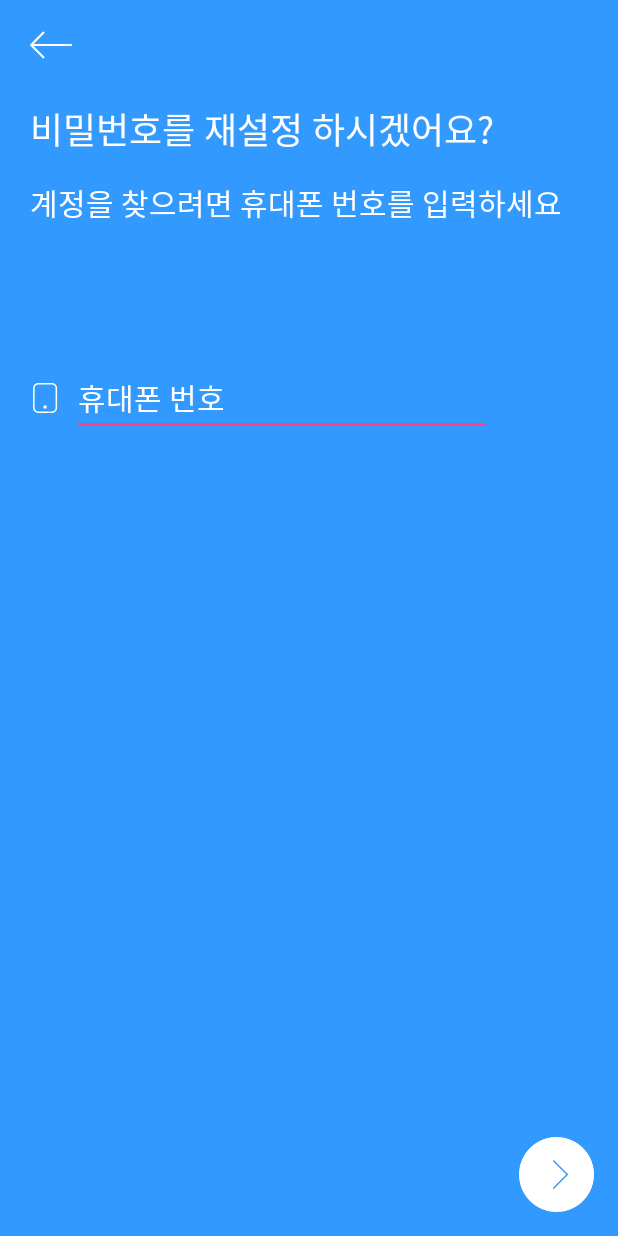
After one commit to eisen1990/attendanceapp, an Android app: the ResetPasswordPhoneActivity screen opened directly, with no data from a screen before it, on a phone screen of 412 x 824 dp. The commit adds this screen. Run offline under Robolectric (Android 15) with nearby library versions, the phone set to English and light mode, and no system bars.

Commit message:
로그인 부분 작업중

```diff
--- /dev/null
+++ b/app/src/main/java/com/planetory/io/ResetPasswordPhoneActivity.java
@@ -0,0 +1,64 @@
+package com.planetory.io;
+
+import android.content.Context;
+import android.support.v7.app.AppCompatActivity;
+import android.os.Bundle;
+import android.telephony.TelephonyManager;
+import android.widget.EditText;
+import android.widget.ImageButton;
+
+public class ResetPasswordPhoneActivity extends AppCompatActivity {
+
+    static final String PHONE_NUMBER = "phone_number";
+
+    EditText TxtPhoneNumber;
+    ImageButton FabNext;
+
+
+    @Override
+    protected void onCreate(Bundle savedInstanceState) {
+        super.onCreate(savedInstanceState);
+        setContentView(R.layout.activity_reset_password_phone);
+    }
+
+
+
+
+    public String getPhoneNumber(Context context) {
+        String phoneNumber = "";
+        TelephonyManager telephonyManager = (TelephonyManager) context.getSystemService(Context.TELEPHONY_SERVICE);
+
+        try {
+            if (telephonyManager.getLine1Number() != null) {
+                phoneNumber = telephonyManager.getLine1Number();
+            }
+//            phoneNumber = phoneNumber.substring(phoneNumber.length() - 10, phoneNumber.length());
+//            phoneNumber = "0" + phoneNumber;
+        } catch (Exception e) {
+            e.printStackTrace();
+        }
+
+        return phoneNumber;
+    }
+
+    public boolean hasPhoneUSIM(Context context) {
+        boolean flag = true;
+        TelephonyManager telephonyManager = (TelephonyManager) context.getSystemService(Context.TELEPHONY_SERVICE);
+        if(telephonyManager.getSimState() != TelephonyManager.SIM_STATE_READY) {
+            flag = false;
+        }
+        return flag;
+    }
+
+
+    public boolean isAlreadyReg(String phoneNumber) {
+        boolean flag = false;
+
+        /*
+            DB에서 검사해서 등록된 핸드폰 번호라면 true 리턴
+         */
+        //flag = true;
+
+        return flag;
+    }
+}
--- a/app/src/main/res/layout/activity_login.xml
+++ b/app/src/main/res/layout/activity_login.xml
@@ -87,7 +87,7 @@
         android:layout_height="wrap_content"
         android:layout_marginTop="30dp"
         android:text="@string/activity_login_reset_password"
-        android:textSize="24sp"
+        android:textSize="20sp"
         android:textColor="#FFF"
         android:layout_below="@+id/activity_login_img_password"
         android:layout_alignStart="@+id/activity_login_title" />
--- /dev/null
+++ b/app/src/main/res/layout/activity_reset_password_phone.xml
@@ -0,0 +1,83 @@
+<?xml version="1.0" encoding="utf-8"?>
+<RelativeLayout
+    xmlns:android="http://schemas.android.com/apk/res/android"
+    xmlns:app="http://schemas.android.com/apk/res-auto"
+    xmlns:tools="http://schemas.android.com/tools"
+    android:layout_width="match_parent"
+    android:layout_height="match_parent"
+    android:background="@color/IO_basic"
+    tools:context="com.planetory.io.RegistrationActivity">
+
+    <ImageButton
+        android:id="@+id/activity_reset_pwd_phone_btn_back"
+        android:layout_width="28dp"
+        android:layout_height="28dp"
+        android:layout_alignParentStart="true"
+        android:layout_alignParentTop="true"
+        android:layout_marginStart="20dp"
+        android:layout_marginTop="16dp"
+        android:background="@null"
+        android:scaleType="fitCenter"
+        android:adjustViewBounds="true"
+        app:srcCompat="@drawable/btn_back" />
+
+    <TextView
+        android:id="@+id/activity_reset_pwd_phone_title"
+        android:layout_width="wrap_content"
+        android:layout_height="wrap_content"
+        android:layout_marginTop="24dp"
+        android:text="@string/activity_reset_pwd_phone_title"
+        android:textSize="24sp"
+        android:textColor="#FFF"
+        android:layout_below="@+id/activity_reset_pwd_phone_btn_back"
+        android:layout_alignStart="@+id/activity_reset_pwd_phone_btn_back" />
+
+    <TextView
+        android:id="@+id/activity_reset_pwd_phone_small_title"
+        android:layout_width="wrap_content"
+        android:layout_height="wrap_content"
+        android:layout_marginTop="16dp"
+        android:text="@string/activity_reset_pwd_phone_small_title"
+        android:textSize="20sp"
+        android:textColor="#FFF"
+        android:layout_below="@+id/activity_reset_pwd_phone_title"
+        android:layout_alignStart="@+id/activity_reset_pwd_phone_title" />
+
+    <ImageView
+        android:id="@+id/activity_reset_pwd_phone_img_phone"
+        android:layout_width="20dp"
+        android:layout_height="20dp"
+        android:layout_alignStart="@+id/activity_reset_pwd_phone_title"
+        android:layout_below="@+id/activity_reset_pwd_phone_small_title"
+        android:layout_marginTop="105dp"
+        app:srcCompat="@drawable/ic_login_phone" />
+
+    <EditText
+        android:id="@+id/activity_reset_pwd_phone_txt_phone"
+        android:layout_width="wrap_content"
+        android:layout_height="wrap_content"
+        android:layout_below="@+id/activity_reset_pwd_phone_small_title"
+        android:layout_toEndOf="@+id/activity_reset_pwd_phone_img_phone"
+        android:layout_marginStart="8dp"
+        android:layout_marginTop="90dp"
+        android:ems="12"
+        android:hint="@string/activity_registration_text_hint"
+        android:textColorHint="#FFF"
+        android:textColor="#FFF"
+        android:textSize="20sp"
+        android:inputType="phone"/>
+
+    <ImageButton
+        android:id="@+id/activity_reset_pwd_phone_btn_next"
+        android:layout_width="50dp"
+        android:layout_height="50dp"
+        android:layout_alignParentBottom="true"
+        android:layout_alignParentEnd="true"
+        android:layout_marginEnd="16dp"
+        android:layout_marginBottom="16dp"
+        android:background="@null"
+        android:scaleType="fitCenter"
+        android:adjustViewBounds="true"
+        app:srcCompat="@drawable/btn_next_white"/>
+
+</RelativeLayout>
--- a/app/src/main/res/values/strings.xml
+++ b/app/src/main/res/values/strings.xml
@@ -59,4 +59,7 @@
     <string name="activity_login_reset_password">비밀번호 재설정 ></string>
     <string name="activity_login_unregistered_number">가입되지 않은 휴대폰 번호입니다.</string>
     <string name="activity_login_wrong_password">비밀번호가 일치하지 않습니다</string>
+
+    <string name="activity_reset_pwd_phone_title">비밀번호를 재설정 하시겠어요?</string>
+    <string name="activity_reset_pwd_phone_small_title">계정을 찾으려면 휴대폰 번호를 입력하세요</string>
 </resources>
```
Also changed, not shown: app/src/main/AndroidManifest.xml (+3 -4 lines), app/src/main/java/com/planetory/io/LoginActivity.java (+49 -6 lines), app/src/main/res/drawable/tmp_click_back_white.png (deleted), app/src/main/res/drawable/tmp_icon_phone.png (deleted).
